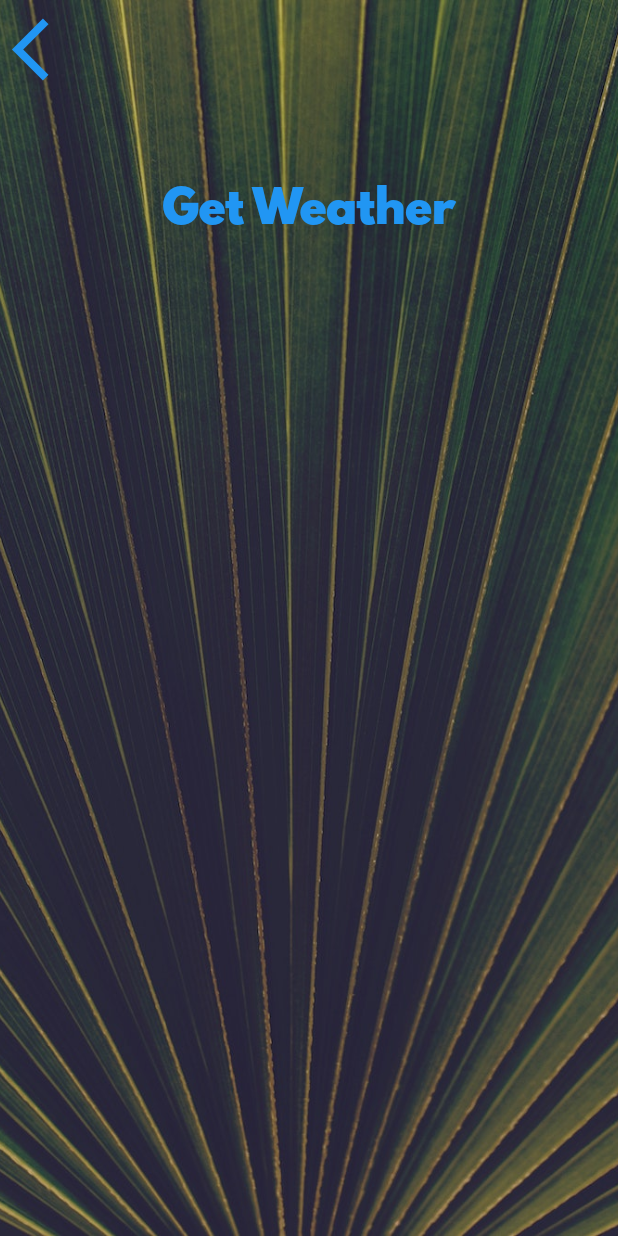
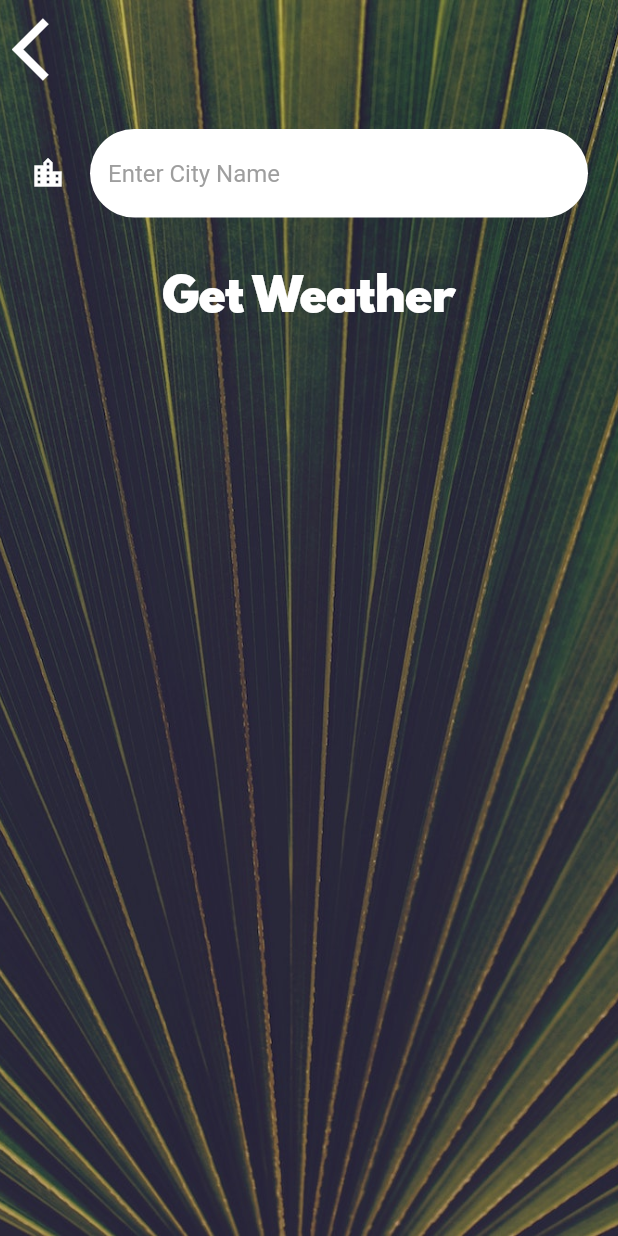
Before and after one commit to aj-naik/Climate-App, a Flutter app: the CityScreen screen opened directly, on a phone screen of 412 x 824 dp. Run offline on Flutter 3.47's test engine with Material 2 defaults, Android fonts, the phone set to English and light mode, and no system bars; our stand-ins replace flutter_spinkit, geolocator; missing offline and left inert: geolocator_web; network calls fail.

Commit message:
App completed

```diff
--- a/lib/screens/city_screen.dart
+++ b/lib/screens/city_screen.dart
@@ -1,3 +1,4 @@
+import 'package:clima/screens/location_screen.dart';
 import 'package:flutter/material.dart';
 import 'package:clima/utilities/constants.dart';
 
@@ -7,6 +8,7 @@ class CityScreen extends StatefulWidget {
 }
 
 class _CityScreenState extends State<CityScreen> {
+  String cityName = '';
   @override
   Widget build(BuildContext context) {
     return Scaffold(
@@ -24,19 +26,32 @@ class _CityScreenState extends State<CityScreen> {
               Align(
                 alignment: Alignment.topLeft,
                 child: TextButton(
-                  onPressed: () {},
+                  onPressed: () {
+                    Navigator.pop(context);
+                  },
                   child: Icon(
                     Icons.arrow_back_ios,
                     size: 50.0,
+                    color: Colors.white,
                   ),
                 ),
               ),
               Container(
                 padding: EdgeInsets.all(20.0),
-                child: null,
+                child: TextField(
+                  style: TextStyle(
+                    color: Colors.black,
+                  ),
+                  decoration: kTextFieldInputDecoration,
+                  onChanged: (value) {
+                    cityName = value;
+                  },
+                ),
               ),
               TextButton(
-                onPressed: () {},
+                onPressed: () {
+                  Navigator.pop(context, cityName);
+                },
                 child: Text(
                   'Get Weather',
                   style: kButtonTextStyle,
--- a/lib/utilities/constants.dart
+++ b/lib/utilities/constants.dart
@@ -7,14 +7,34 @@ const kTempTextStyle = TextStyle(
 
 const kMessageTextStyle = TextStyle(
   fontFamily: 'Spartan MB',
-  fontSize: 60.0,
+  fontSize: 50.0,
 );
 
 const kButtonTextStyle = TextStyle(
   fontSize: 30.0,
   fontFamily: 'Spartan MB',
+  color: Colors.white,
 );
 
 const kConditionTextStyle = TextStyle(
-  fontSize: 100.0,
+  fontSize: 80.0,
 );
+
+const kTextFieldInputDecoration = InputDecoration(
+  filled: true,
+  fillColor: Colors.white,
+  icon: Icon(
+    Icons.location_city,
+    color: Colors.white,
+  ),
+  hintText: 'Enter City Name',
+  hintStyle: TextStyle(
+    color: Colors.grey,
+  ),
+  border: OutlineInputBorder(
+    borderRadius: BorderRadius.all(
+      Radius.circular(50.0),
+    ),
+    borderSide: BorderSide.none,
+  ),
+);
```
Also changed, not shown: lib/screens/location_screen.dart (+16 -1 lines), lib/services/weather.dart (+8 -0 lines), 1 other file.
